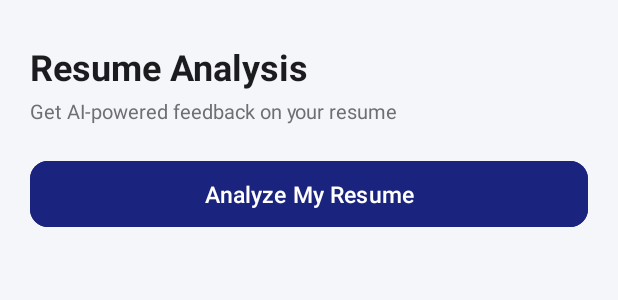
After one commit to DevWithMaryam/Ai-Career-Assistant, an Android app: the layout fragment_resume_analysis.xml on its own in the app's theme, with its tools: preview values and no code run, on a phone screen of 412 x 824 dp. The commit adds this screen. Shown: the top 300 px of the screen. Run offline under Robolectric (Android 15) with nearby library versions, the phone set to English and light mode, and no system bars.

Commit message:
Phase 8: Resume Analysis module - Gemini AI analysis with score, strengths, weaknesses, suggestions, Firestore save

````diff
--- a/app/src/main/java/com/maryam/aicareerassistant/fragments/ResumeUploadFragment.java
+++ b/app/src/main/java/com/maryam/aicareerassistant/fragments/ResumeUploadFragment.java
@@ -18,11 +18,13 @@ import androidx.activity.result.contract.ActivityResultContracts;
 import androidx.annotation.NonNull;
 import androidx.fragment.app.Fragment;
 import androidx.lifecycle.ViewModelProvider;
+import androidx.navigation.Navigation;
 
 import com.google.android.material.card.MaterialCardView;
 import com.maryam.aicareerassistant.R;
 import com.maryam.aicareerassistant.utils.FileUtils;
 import com.maryam.aicareerassistant.viewmodel.ResumeViewModel;
+
 
 /**
  * Lets the user pick a PDF resume, extract its text locally,
@@ -144,6 +146,10 @@ public class ResumeUploadFragment extends Fragment {
                     if (selectedFileUri != null) {
                         resumeViewModel.uploadResume(selectedFileUri);
                     }
+
+                    // ✅ Navigate to analysis screen after successful extraction
+                    Navigation.findNavController(requireView())
+                            .navigate(R.id.action_resumeUpload_to_resumeAnalysis);
                     break;
 
                 case ERROR:
--- /dev/null
+++ b/app/src/main/java/com/maryam/aicareerassistant/model/ResumeAnalysis.java
@@ -0,0 +1,42 @@
+package com.maryam.aicareerassistant.model;
+
+import java.util.List;
+
+/**
+ * Represents a parsed Gemini resume analysis response.
+ * Also stored in Firestore under users/{uid}/analysis/{docId}
+ */
+public class ResumeAnalysis {
+
+    private int score;
+    private List<String> strengths;
+    private List<String> weaknesses;
+    private List<String> suggestions;
+    private long timestamp;
+
+    public ResumeAnalysis() {}
+
+    public ResumeAnalysis(int score, List<String> strengths,
+                          List<String> weaknesses, List<String> suggestions) {
+        this.score = score;
+        this.strengths = strengths;
+        this.weaknesses = weaknesses;
+        this.suggestions = suggestions;
+        this.timestamp = System.currentTimeMillis();
+    }
+
+    public int getScore() { return score; }
+    public void setScore(int score) { this.score = score; }
+
+    public List<String> getStrengths() { return strengths; }
+    public void setStrengths(List<String> strengths) { this.strengths = strengths; }
+
+    public List<String> getWeaknesses() { return weaknesses; }
+    public void setWeaknesses(List<String> weaknesses) { this.weaknesses = weaknesses; }
+
+    public List<String> getSuggestions() { return suggestions; }
+    public void setSuggestions(List<String> suggestions) { this.suggestions = suggestions; }
+
+    public long getTimestamp() { return timestamp; }
+    public void setTimestamp(long timestamp) { this.timestamp = timestamp; }
+}
--- /dev/null
+++ b/app/src/main/java/com/maryam/aicareerassistant/utils/JsonParser.java
@@ -0,0 +1,54 @@
+package com.maryam.aicareerassistant.utils;
+
+import com.maryam.aicareerassistant.model.ResumeAnalysis;
+
+import org.json.JSONArray;
+import org.json.JSONObject;
+
+import java.util.ArrayList;
+import java.util.List;
+
+/**
+ * Parses raw JSON strings returned by Gemini into model objects.
+ * Gemini sometimes wraps JSON in markdown code blocks — we strip those first.
+ */
+public class JsonParser {
+
+    /**
+     * Strips markdown code fences like ```json ... ``` that Gemini sometimes adds.
+     */
+    public static String cleanJson(String raw) {
+        if (raw == null) return "";
+        return raw
+                .replaceAll("```json", "")
+                .replaceAll("```", "")
+                .trim();
+    }
+
+    public static ResumeAnalysis parseResumeAnalysis(String jsonString) throws Exception {
+        String clean = cleanJson(jsonString);
+        JSONObject obj = new JSONObject(clean);
+
+        int score = obj.optInt("score", 0);
+        List<String> strengths = parseArray(obj.optJSONArray("strengths"));
+        List<String> weaknesses = parseArray(obj.optJSONArray("weaknesses"));
+        List<String> suggestions = parseArray(obj.optJSONArray("suggestions"));
+
+        return new ResumeAnalysis(score, strengths, weaknesses, suggestions);
+    }
+
+    public static List<String> parseStringList(String jsonString, String key) throws Exception {
+        String clean = cleanJson(jsonString);
+        JSONObject obj = new JSONObject(clean);
+        return parseArray(obj.optJSONArray(key));
+    }
+
+    private static List<String> parseArray(JSONArray array) {
+        List<String> list = new ArrayList<>();
+        if (array == null) return list;
+        for (int i = 0; i < array.length(); i++) {
+            list.add(array.optString(i, ""));
+        }
+        return list;
+    }
+}
--- /dev/null
+++ b/app/src/main/res/layout/fragment_resume_analysis.xml
@@ -0,0 +1,241 @@
+<?xml version="1.0" encoding="utf-8"?>
+<ScrollView xmlns:android="http://schemas.android.com/apk/res/android"
+    xmlns:app="http://schemas.android.com/apk/res-auto"
+    android:layout_width="match_parent"
+    android:layout_height="match_parent"
+    android:background="@color/background"
+    android:fillViewport="true">
+
+    <LinearLayout
+        android:layout_width="match_parent"
+        android:layout_height="wrap_content"
+        android:orientation="vertical"
+        android:padding="20dp">
+
+        <!-- Header -->
+        <TextView
+            android:layout_width="wrap_content"
+            android:layout_height="wrap_content"
+            android:layout_marginTop="8dp"
+            android:text="@string/resume_analysis_title"
+            android:textColor="@color/text_primary"
+            android:textSize="24sp"
+            android:textStyle="bold" />
+
+        <TextView
+            android:layout_width="match_parent"
+            android:layout_height="wrap_content"
+            android:layout_marginTop="4dp"
+            android:text="@string/resume_analysis_subtitle"
+            android:textColor="@color/text_secondary"
+            android:textSize="13sp" />
+
+        <!-- Analyze Button -->
+        <Button
+            android:id="@+id/btnAnalyze"
+            android:layout_width="match_parent"
+            android:layout_height="52dp"
+            android:layout_marginTop="20dp"
+            android:backgroundTint="@color/primary"
+            android:text="@string/analyze_resume"
+            android:textAllCaps="false"
+            android:textColor="@color/white"
+            android:textSize="15sp"
+            app:cornerRadius="12dp" />
+
+        <!-- Loading State -->
+        <LinearLayout
+            android:id="@+id/layoutLoading"
+            android:layout_width="match_parent"
+            android:layout_height="wrap_content"
+            android:layout_marginTop="24dp"
+            android:gravity="center"
+            android:orientation="vertical"
+            android:visibility="gone">
+
+            <ProgressBar
+                android:layout_width="48dp"
+                android:layout_height="48dp" />
+
+            <TextView
+                android:layout_width="wrap_content"
+                android:layout_height="wrap_content"
+                android:layout_marginTop="12dp"
+                android:text="@string/analyzing_resume"
+                android:textColor="@color/text_secondary"
+                android:textSize="13sp" />
+        </LinearLayout>
+
+        <!-- Score Card -->
+        <com.google.android.material.card.MaterialCardView
+            android:id="@+id/cardScore"
+            android:layout_width="match_parent"
+            android:layout_height="wrap_content"
+            android:layout_marginTop="20dp"
+            android:visibility="gone"
+            app:cardBackgroundColor="@color/primary"
+            app:cardCornerRadius="16dp"
+            app:cardElevation="4dp">
+
+            <LinearLayout
+                android:layout_width="match_parent"
+                android:layout_height="wrap_content"
+                android:gravity="center"
+                android:orientation="vertical"
+                android:padding="24dp">
+
+                <TextView
+                    android:layout_width="wrap_content"
+                    android:layout_height="wrap_content"
+                    android:text="@string/resume_score"
+                    android:textColor="@color/white"
+                    android:textSize="14sp"
+                    android:alpha="0.85" />
+
+                <TextView
+                    android:id="@+id/tvScore"
+                    android:layout_width="wrap_content"
+                    android:layout_height="wrap_content"
+                    android:textColor="@color/white"
+                    android:textSize="56sp"
+                    android:textStyle="bold" />
+
+                <TextView
+                    android:layout_width="wrap_content"
+                    android:layout_height="wrap_content"
+                    android:text="@string/out_of_100"
+                    android:textColor="@color/white"
+                    android:textSize="13sp"
+                    android:alpha="0.75" />
+
+            </LinearLayout>
+        </com.google.android.material.card.MaterialCardView>
+
+        <!-- Strengths Card -->
+        <com.google.android.material.card.MaterialCardView
+            android:id="@+id/cardStrengths"
+            android:layout_width="match_parent"
+            android:layout_height="wrap_content"
+            android:layout_marginTop="16dp"
+            android:visibility="gone"
+            app:cardBackgroundColor="@color/surface"
+            app:cardCornerRadius="14dp"
+            app:cardElevation="2dp">
+
+            <LinearLayout
+                android:layout_width="match_parent"
+                android:layout_height="wrap_content"
+                android:orientation="vertical"
+                android:padding="16dp">
+
+                <TextView
+                    android:layout_width="wrap_content"
+                    android:layout_height="wrap_content"
+                    android:text="@string/strengths"
+                    android:textColor="@color/success"
+                    android:textSize="16sp"
+                    android:textStyle="bold" />
+
+                <TextView
+                    android:id="@+id/tvStrengths"
+                    android:layout_width="match_parent"
+                    android:layout_height="wrap_content"
+                    android:layout_marginTop="8dp"
+                    android:textColor="@color/text_primary"
+                    android:textSize="13sp"
+                    android:lineSpacingExtra="4dp" />
+
+            </LinearLayout>
+        </com.google.android.material.card.MaterialCardView>
+
+        <!-- Weaknesses Card -->
+        <com.google.android.material.card.MaterialCardView
+            android:id="@+id/cardWeaknesses"
+            android:layout_width="match_parent"
+            android:layout_height="wrap_content"
+            android:layout_marginTop="12dp"
+            android:visibility="gone"
+            app:cardBackgroundColor="@color/surface"
+            app:cardCornerRadius="14dp"
+            app:cardElevation="2dp">
+
+            <LinearLayout
+                android:layout_width="match_parent"
+                android:layout_height="wrap_content"
+                android:orientation="vertical"
+                android:padding="16dp">
+
+                <TextView
+                    android:layout_width="wrap_content"
+                    android:layout_height="wrap_content"
+                    android:text="@string/weaknesses"
+                    android:textColor="@color/error"
+                    android:textSize="16sp"
+                    android:textStyle="bold" />
+
+                <TextView
+                    android:id="@+id/tvWeaknesses"
+                    android:layout_width="match_parent"
+                    android:layout_height="wrap_content"
+                    android:layout_marginTop="8dp"
+                    android:textColor="@color/text_primary"
+                    android:textSize="13sp"
+                    android:lineSpacingExtra="4dp" />
+
+            </LinearLayout>
+        </com.google.android.material.card.MaterialCardView>
+
+        <!-- Suggestions Card -->
+        <com.google.android.material.card.MaterialCardView
+            android:id="@+id/cardSuggestions"
+            android:layout_width="match_parent"
+            android:layout_height="wrap_content"
+            android:layout_marginTop="12dp"
+            android:visibility="gone"
+            app:cardBackgroundColor="@color/surface"
+            app:cardCornerRadius="14dp"
+            app:cardElevation="2dp">
+
+            <LinearLayout
+                android:layout_width="match_parent"
+                android:layout_height="wrap_content"
+                android:orientation="vertical"
+                android:padding="16dp">
+
+                <TextView
+                    android:layout_width="wrap_content"
+                    android:layout_height="wrap_content"
+                    android:text="@string/suggestions"
+                    android:textColor="@color/card_orange"
+                    android:textSize="16sp"
+                    android:textStyle="bold" />
+
+                <TextView
+                    android:id="@+id/tvSuggestions"
+                    android:layout_width="match_parent"
+                    android:layout_height="wrap_content"
+                    android:layout_marginTop="8dp"
+                    android:textColor="@color/text_primary"
+                    android:textSize="13sp"
+                    android:lineSpacingExtra="4dp" />
+
+            </LinearLayout>
+        </com.google.android.material.card.MaterialCardView>
+
+        <!-- Next Step Button -->
+        <Button
+            android:id="@+id/btnNextCareer"
+            android:layout_width="match_parent"
+            android:layout_height="52dp"
+            android:layout_marginTop="20dp"
+            android:layout_marginBottom="16dp"
+            android:backgroundTint="@color/accent"
+            android:text="@string/next_select_career"
+            android:textAllCaps="false"
+            android:textColor="@color/white"
+            android:textSize="15sp"
+            android:visibility="gone"
+            app:cornerRadius="12dp" />
+
+    </LinearLayout>
+</ScrollView>
--- a/app/src/main/res/navigation/nav_graph.xml
+++ b/app/src/main/res/navigation/nav_graph.xml
@@ -70,6 +70,24 @@
     <fragment
         android:id="@+id/resumeUploadFragment"
         android:name="com.maryam.aicareerassistant.fragments.ResumeUploadFragment"
-        android:label="Resume Upload" />
+        android:label="Resume Upload">
+        <action
+            android:id="@+id/action_resumeUpload_to_resumeAnalysis"
+            app:destination="@id/resumeAnalysisFragment" />
+    </fragment>
+
+    <fragment
+        android:id="@+id/resumeAnalysisFragment"
+        android:name="com.maryam.aicareerassistant.fragments.ResumeAnalysisFragment"
+        android:label="Resume Analysis">
+        <action
+            android:id="@+id/action_resumeAnalysis_to_careerSelection"
+            app:destination="@id/careerSelectionFragment" />
+    </fragment>
+
+    <fragment
+        android:id="@+id/careerSelectionFragment"
+        android:name="com.maryam.aicareerassistant.fragments.CareerSelectionFragment"
+        android:label="Career Selection" />
 
 </navigation>
--- a/app/src/main/res/values/strings.xml
+++ b/app/src/main/res/values/strings.xml
@@ -63,4 +63,17 @@
     <string name="extracting_text">Reading your resume…</string>
     <string name="extraction_success">Resume read successfully ✓</string>
     <string name="storage_not_enabled_yet">Resume text extracted successfully! Cloud upload will be enabled soon.</string>
+
+    <!-- Resume Analysis -->
+    <string name="resume_analysis_title">Resume Analysis</string>
+    <string name="resume_analysis_subtitle">Get AI-powered feedback on your resume</string>
+    <string name="analyze_resume">Analyze My Resume</string>
+    <string name="analyzing_resume">Analyzing your resume with AI…</string>
+    <string name="resume_score">Resume Score</string>
+    <string name="out_of_100">out of 100</string>
+    <string name="strengths">✓ Strengths</string>
+    <string name="weaknesses">✗ Weaknesses</string>
+    <string name="suggestions">→ Suggestions</string>
+    <string name="next_select_career">Next: Select Target Career →</string>
+    <string name="error_no_resume_text">No resume found. Please upload your resume first.</string>
 </resources>
````
